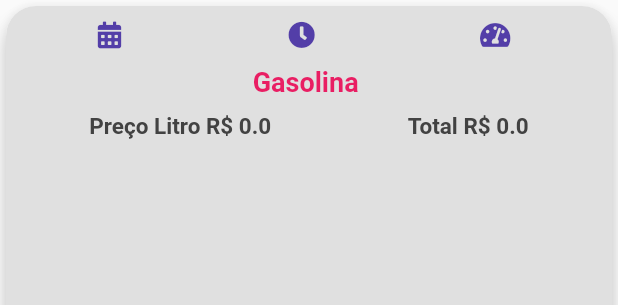
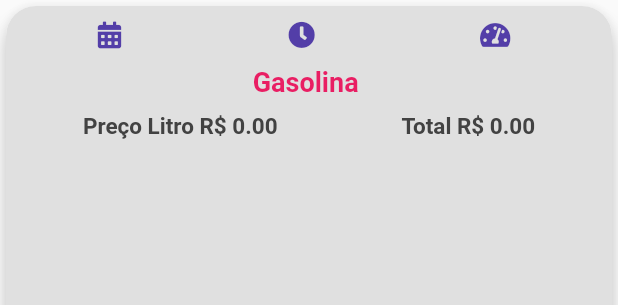
Before and after one commit to murilobohlke/car-helper, a Flutter app: the RefuelingTileWidget widget shown alone on an empty page, opened directly with empty values, on a phone screen of 412 x 824 dp. Shown: the top 305 px of the screen. Run offline on Flutter 3.47's test engine with Material 2 defaults, Android fonts, the phone set to English and light mode, and no system bars; our stand-ins replace carousel_slider, curved_navigation_bar, firebase_auth, firebase_core, flutter_masked_text2, font_awesome_flutter and 5 more; missing offline and left inert: animated_card; accounts and stored records are empty.

Commit message:
Fix money 2 digits

```diff
--- a/car_helper/lib/shared/widgets/refueling_tile/refueling_tile_widget.dart
+++ b/car_helper/lib/shared/widgets/refueling_tile/refueling_tile_widget.dart
@@ -102,7 +102,7 @@ class RefuelingTileWidget extends StatelessWidget {
                   mainAxisAlignment: MainAxisAlignment.spaceAround,
                   children: [
                     Text(
-                      'Preço Litro R\$ ${ref.price}',
+                      'Preço Litro R\$ ${ref.price.toStringAsFixed(2)}',
                       style: GoogleFonts.lexendDeca(
                         fontSize: 15,
                         fontWeight: FontWeight.bold,
@@ -110,7 +110,7 @@ class RefuelingTileWidget extends StatelessWidget {
                       ),
                     ),
                     Text(
-                      'Total R\$ ${ref.total}',
+                      'Total R\$ ${ref.total.toStringAsFixed(2)}',
                       style: GoogleFonts.lexendDeca(
                         fontSize: 15,
                         fontWeight: FontWeight.bold,
```
